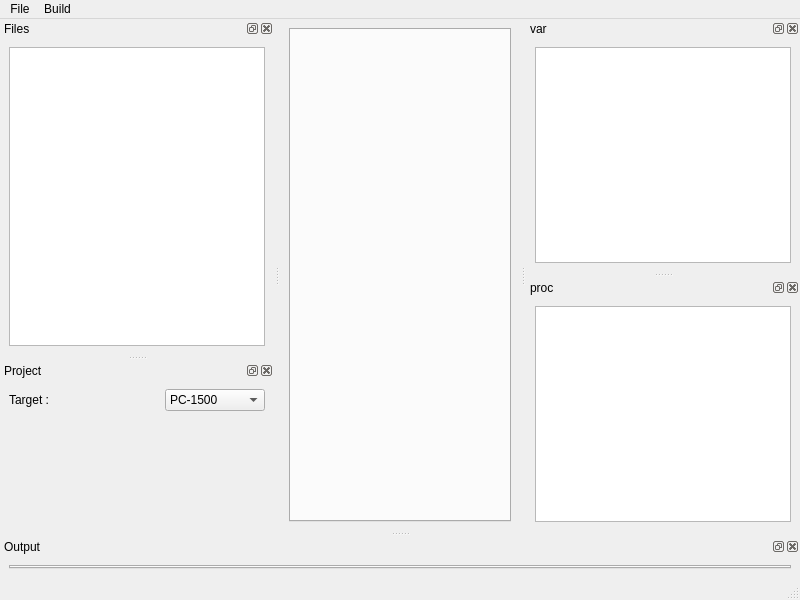
Before: the Qt Designer form ui/windowide.ui in TheProjecter/pockemul, drawn with Qt 5.
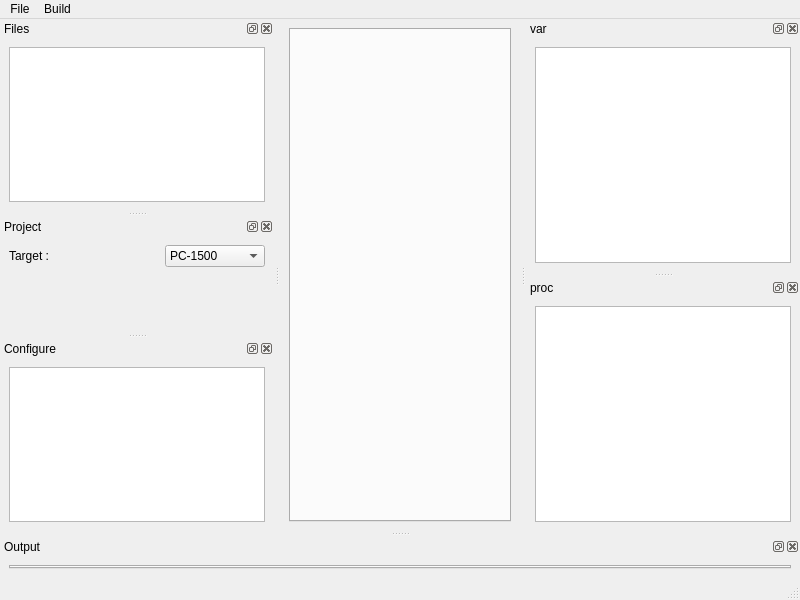
After: the same form once the commit is applied. Icons and pictures are not drawn.

The edit to the form file:
```diff
--- a/ui/windowide.ui
+++ b/ui/windowide.ui
@@ -322,6 +322,21 @@
     </layout>
    </widget>
   </widget>
+  <widget class="QDockWidget" name="configDockWidget">
+   <property name="windowTitle">
+    <string>Configure</string>
+   </property>
+   <attribute name="dockWidgetArea">
+    <number>1</number>
+   </attribute>
+   <widget class="QWidget" name="dockWidgetContents_6">
+    <layout class="QVBoxLayout" name="verticalLayout_5">
+     <item>
+      <widget class="QListWidget" name="listWidget"/>
+     </item>
+    </layout>
+   </widget>
+  </widget>
   <action name="actionOpen">
    <property name="text">
     <string>Open</string>
```
